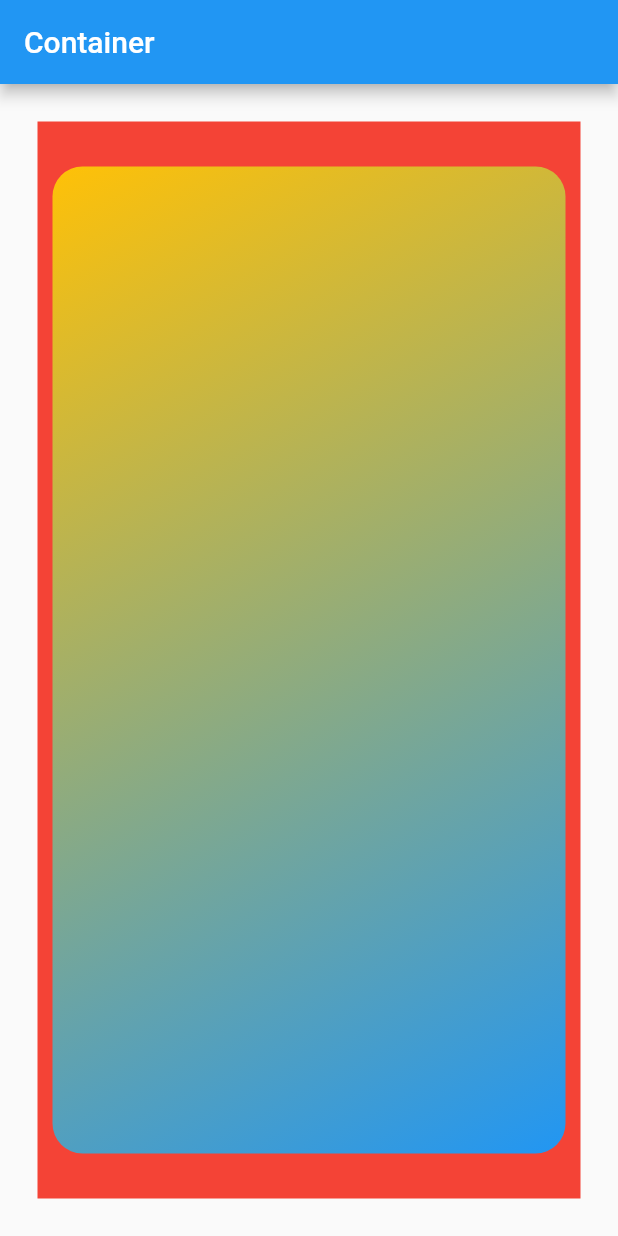
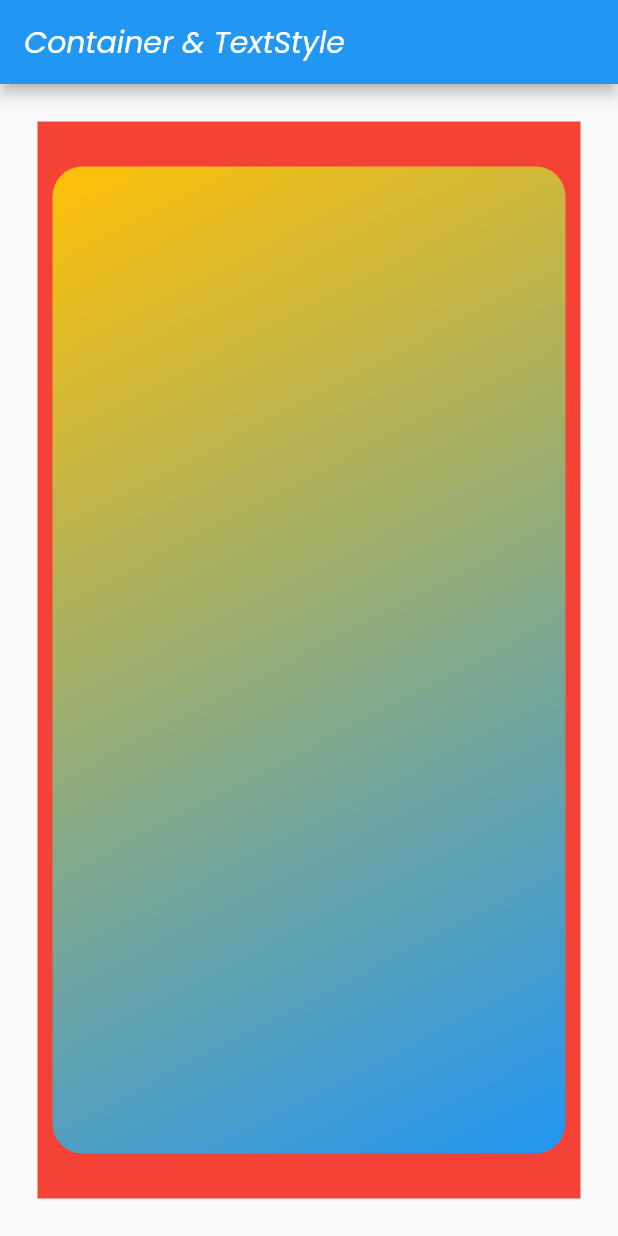
Before and after one commit to mulyana24/flutter_container, a Flutter app: the screen it shows after launch, on a phone screen of 412 x 824 dp. Run offline on Flutter 3.47's test engine with Material 2 defaults, Android fonts, the phone set to English and light mode, and no system bars.

Commit message:
Create fonts

```diff
--- a/lib/main.dart
+++ b/lib/main.dart
@@ -10,7 +10,11 @@ class MyApp extends StatelessWidget {
     return MaterialApp(
       home: Scaffold(
         appBar: AppBar(
-          title: Text("Container"),
+          title: Text(
+            "Container & TextStyle",
+            style:
+                TextStyle(fontFamily: "Poppins", fontStyle: FontStyle.italic),
+          ),
         ),
         body: Container(
           color: Colors.red,
```
Also changed, not shown: pubspec.yaml (+6 -6 lines), fonts/Poppins-Italic.ttf (added), fonts/Poppins-Regular.ttf (added).
